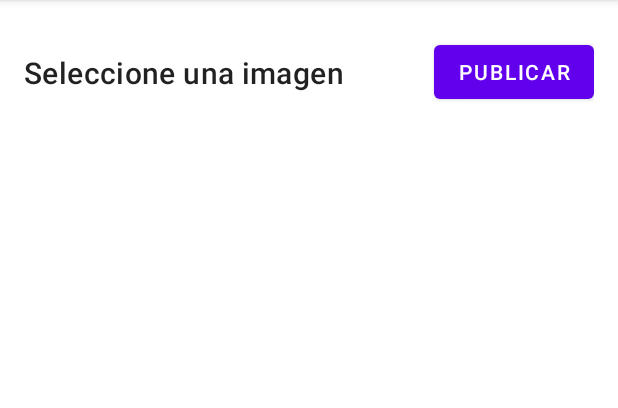
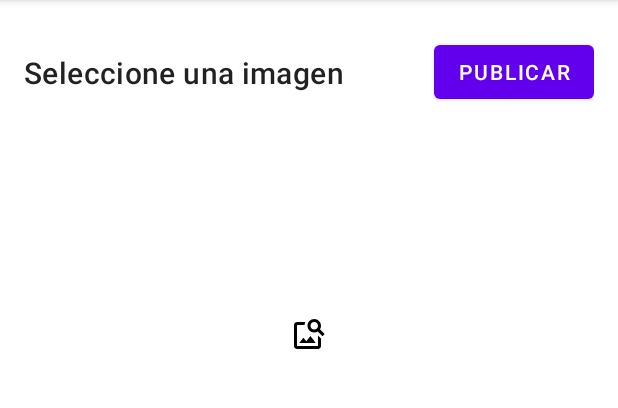
Before and after one commit to jmav94/SocialImagesNetwork, an Android app: the screen it shows after launch (MainActivity), item 2 of the bottom bar chosen, on a phone screen of 412 x 824 dp, the part 84-492 px from its top. Run offline under Robolectric (Android 15) with nearby library versions, the phone set to English and light mode, and no system bars; our stand-ins replace Firebase (no records; nobody signed in at launch, a user with empty details on screens opened directly).

Commit message:
Trabajando con el Home Fragment - Text Input Layout   - Edit Text - Image view para la imagen a cargar - Image Button para seleccionar la imagen

```diff
--- /dev/null
+++ b/app/src/main/res/drawable/ic_image_search.xml
@@ -0,0 +1,5 @@
+<vector android:height="24dp" android:tint="#000000"
+    android:viewportHeight="24" android:viewportWidth="24"
+    android:width="24dp" xmlns:android="http://schemas.android.com/apk/res/android">
+    <path android:fillColor="@android:color/white" android:pathData="M18,13v7L4,20L4,6h5.02c0.05,-0.71 0.22,-1.38 0.48,-2L4,4c-1.1,0 -2,0.9 -2,2v14c0,1.1 0.9,2 2,2h14c1.1,0 2,-0.9 2,-2v-5l-2,-2zM16.5,18h-11l2.75,-3.53 1.96,2.36 2.75,-3.54zM19.3,8.89c0.44,-0.7 0.7,-1.51 0.7,-2.39C20,4.01 17.99,2 15.5,2S11,4.01 11,6.5s2.01,4.5 4.49,4.5c0.88,0 1.7,-0.26 2.39,-0.7L21,13.42 22.42,12 19.3,8.89zM15.5,9C14.12,9 13,7.88 13,6.5S14.12,4 15.5,4 18,5.12 18,6.5 16.88,9 15.5,9z"/>
+</vector>
--- a/app/src/main/res/layout/fragment_add.xml
+++ b/app/src/main/res/layout/fragment_add.xml
@@ -40,5 +40,45 @@
         app:layout_constraintBottom_toBottomOf="@+id/btnPost"
         />
 
+    <com.google.android.material.textfield.TextInputLayout
+        android:id="@+id/tilTitle"
+        android:layout_width="0dp"
+        android:layout_height="wrap_content"
+        android:hint="Titulo de la imagen"
+        android:padding="@dimen/common_padding_min"
+        android:visibility="gone"
+        app:layout_constraintStart_toStartOf="parent"
+        app:layout_constraintEnd_toEndOf="parent"
+        app:layout_constraintTop_toBottomOf="@+id/btnPost"
+        style="@style/Widget.MaterialComponents.TextInputLayout.OutlinedBox.Dense">
+        <com.google.android.material.textfield.TextInputEditText
+            android:id="@+id/etTitle"
+            android:layout_width="match_parent"
+            android:layout_height="wrap_content"/>
+
+
+    </com.google.android.material.textfield.TextInputLayout>
+
+    <ImageView
+        android:id="@+id/imgPhoto"
+        android:layout_width="0dp"
+        android:layout_height="0dp"
+        android:layout_marginTop="@dimen/common_padding_min"
+        app:layout_constraintStart_toStartOf="parent"
+        app:layout_constraintEnd_toEndOf="parent"
+        app:layout_constraintTop_toBottomOf="@+id/tilTitle"
+        app:layout_constraintDimensionRatio="H, 4:3"/>
+
+    <ImageButton
+        android:id="@+id/btnSelect"
+        android:layout_width="0dp"
+        android:layout_height="0dp"
+        android:src="@drawable/ic_image_search"
+        android:background="?attr/selectableItemBackground"
+        app:layout_constraintStart_toStartOf="@+id/imgPhoto"
+        app:layout_constraintEnd_toEndOf="@+id/imgPhoto"
+        app:layout_constraintTop_toTopOf="@+id/imgPhoto"
+        app:layout_constraintBottom_toBottomOf="@id/imgPhoto"/>
+
 
 </androidx.constraintlayout.widget.ConstraintLayout>
```
